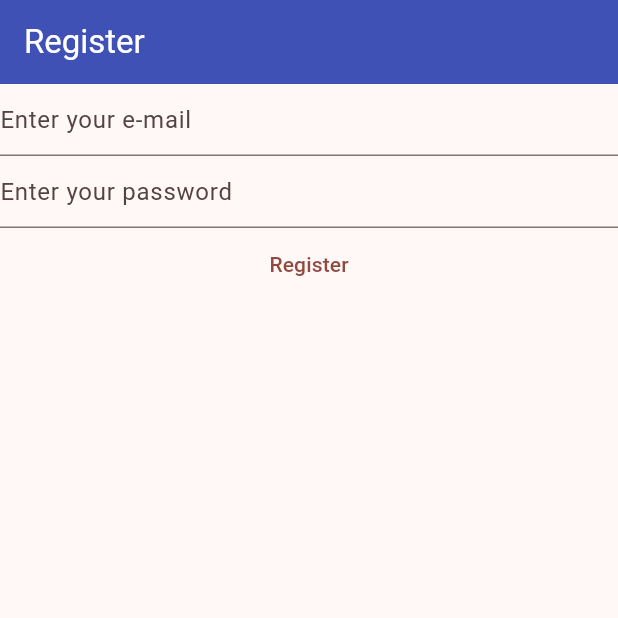
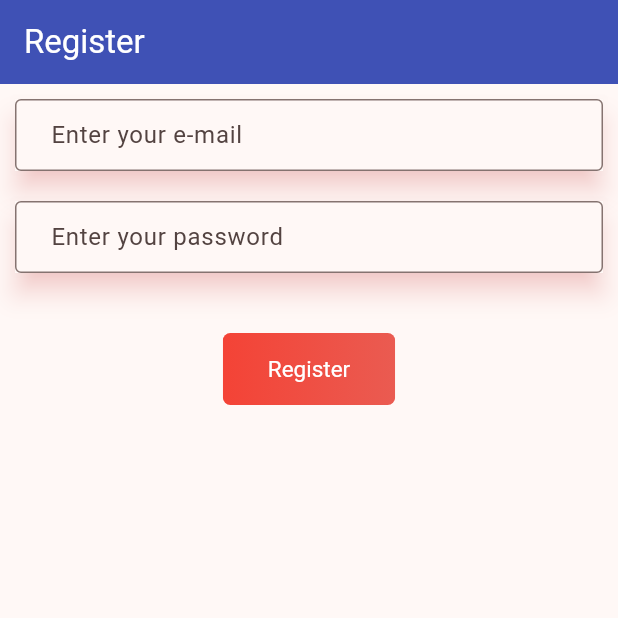
Before and after one commit to linnathoncode/notey, a Flutter app: the screen it shows after launch, on a phone screen of 412 x 824 dp, the top half of it. Run offline on Flutter 3.47's test engine with Material 3 defaults, Android fonts, the phone set to English and light mode, and no system bars; our stand-ins replace firebase_auth, firebase_core; missing offline and left inert: dart:ffi; accounts and stored records are empty.

```diff
--- a/lib/main.dart
+++ b/lib/main.dart
@@ -1,3 +1,6 @@
+import 'dart:ffi';
+import 'dart:ui';
+
 import 'package:firebase_core/firebase_core.dart';
 import 'package:flutter/material.dart';
 import 'package:firebase_auth/firebase_auth.dart';
@@ -57,19 +60,52 @@ class _HomePageState extends State<HomePage> {
       ),
       body: Column(
         children: [
-          TextField(
+          Padding(
+            padding: const EdgeInsets.all(10),
+            child: Material(
+              elevation: 7.0,
+              shadowColor: Color.fromARGB(75, 255, 0, 0),
+              child: TextField(
                 autocorrect: false,
                 keyboardType: TextInputType.emailAddress,
                 controller: _email,
-            decoration: const InputDecoration(hintText: "Enter your e-mail"),
+                decoration: const InputDecoration(
+                    hintText: "Enter your e-mail",
+                    contentPadding: EdgeInsets.symmetric(horizontal: 20),
+                    border: OutlineInputBorder()),
               ),
-          TextField(
+            ),
+          ),
+          Padding(
+            padding: const EdgeInsets.all(10),
+            child: Material(
+              elevation: 7.0,
+              shadowColor: Color.fromARGB(75, 255, 0, 0),
+              child: TextField(
                   obscureText: true,
                   obscuringCharacter: "*",
                   enableSuggestions: false,
                   autocorrect: false,
                   controller: _password,
-            decoration: const InputDecoration(hintText: "Enter your password"),
+                  decoration: const InputDecoration(
+                      hintText: "Enter your password",
+                      contentPadding: EdgeInsets.symmetric(horizontal: 20),
+                      border: OutlineInputBorder())),
+            ),
+          ),
+          const SizedBox(height: 30),
+          ClipRRect(
+              borderRadius: BorderRadius.circular(5),
+              child: Stack(
+                children: <Widget>[
+                  Positioned.fill(
+                    child: Container(
+                      decoration: const BoxDecoration(
+                          gradient: LinearGradient(colors: [
+                        Colors.red,
+                        Color.fromARGB(255, 234, 91, 81)
+                      ])),
+                    ),
                   ),
                   TextButton(
                     onPressed: () async {
@@ -102,7 +138,14 @@ class _HomePageState extends State<HomePage> {
                       }
                     },
                     child: const Text("Register"),
-          ),
+                    style: TextButton.styleFrom(
+                        padding: const EdgeInsets.only(
+                            top: 15, bottom: 15, left: 30, right: 30),
+                        foregroundColor: Colors.white,
+                        textStyle: const TextStyle(fontSize: 15)),
+                  )
+                ],
+              ))
         ],
       ),
     );
```
Lines whose indentation alone changed are shown as unchanged.
